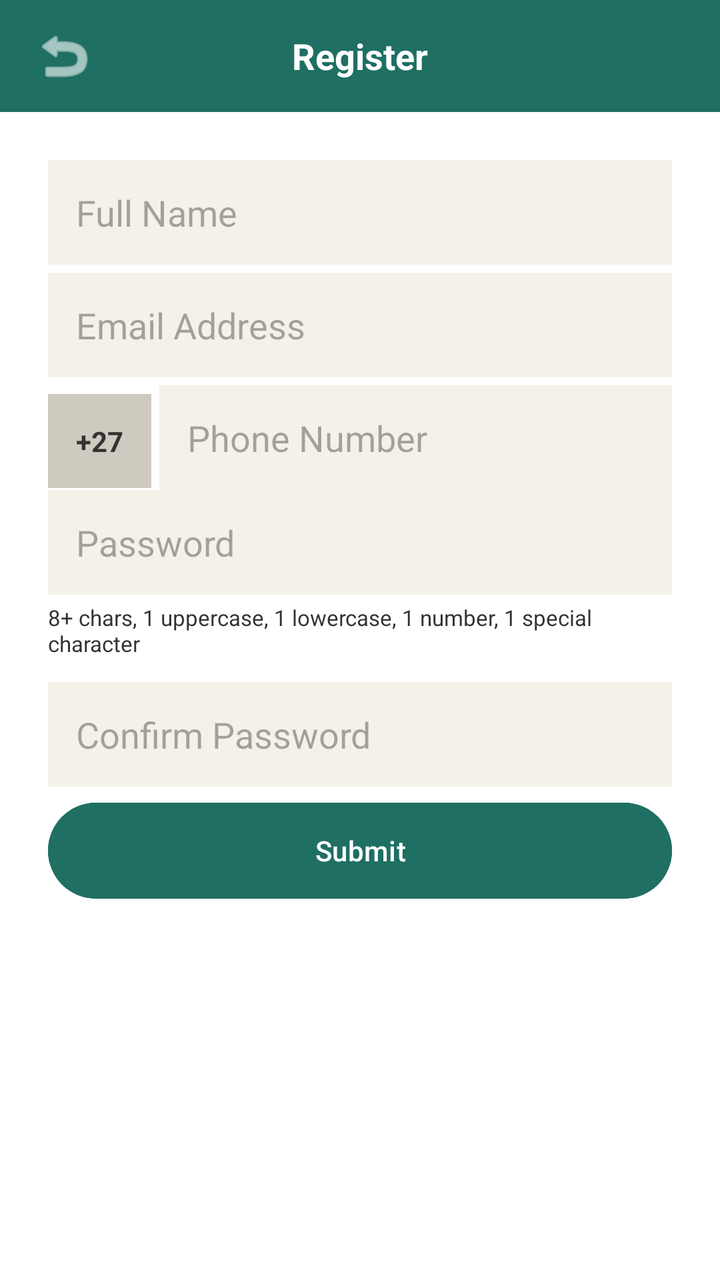
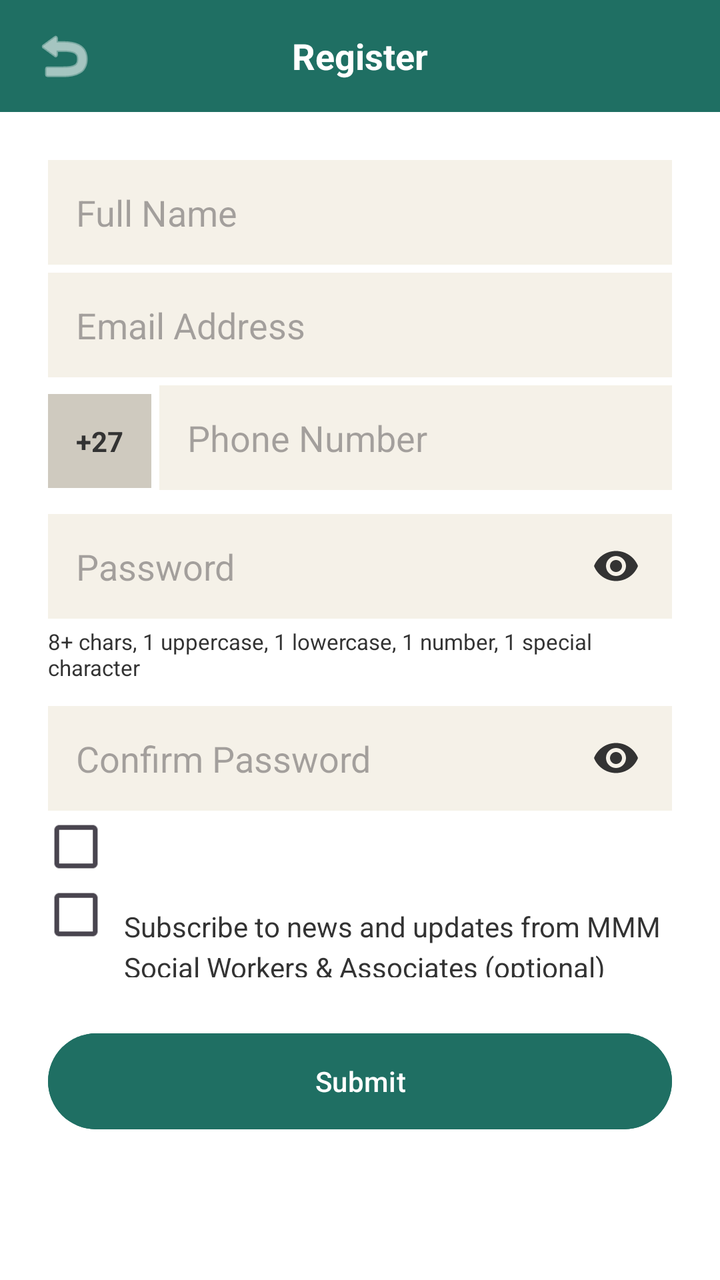

An Android layout rendered at two revisions. The XML below is the earlier revision; the diff shows what the commit changed to produce the second picture.
<!-- AndroidManifest.xml: application theme Theme.MMMBookingApp -->
<!-- res/layout/activity_register.xml -->
<?xml version="1.0" encoding="utf-8"?>
<ScrollView xmlns:android="http://schemas.android.com/apk/res/android"
    xmlns:app="http://schemas.android.com/apk/res-auto"
    android:layout_width="match_parent"
    android:layout_height="match_parent"
    android:background="@color/color_background">

    <LinearLayout
        android:layout_width="match_parent"
        android:layout_height="wrap_content"
        android:orientation="vertical">

        
        <LinearLayout
            android:layout_width="match_parent"
            android:layout_height="56dp"
            android:orientation="horizontal"
            android:gravity="center_vertical"
            android:background="@color/color_primary"
            android:paddingStart="12dp"
            android:paddingEnd="12dp">

            <ImageButton
                android:id="@+id/btnBack"
                android:layout_width="40dp"
                android:layout_height="40dp"
                android:background="?attr/selectableItemBackgroundBorderless"
                android:src="@android:drawable/ic_menu_revert"
                app:tint="@color/color_text_on_primary"
                android:contentDescription="@string/btn_ok" />

            <TextView
                android:layout_width="0dp"
                android:layout_height="wrap_content"
                android:layout_weight="1"
                android:gravity="center"
                android:text="@string/register_title"
                android:textColor="@color/color_text_on_primary"
                android:textSize="18sp"
                android:textStyle="bold" />

            <View
                android:layout_width="40dp"
                android:layout_height="1dp" />
        </LinearLayout>

        <LinearLayout
            android:layout_width="match_parent"
            android:layout_height="wrap_content"
            android:orientation="vertical"
            android:padding="24dp">

            <EditText
                android:id="@+id/etFullName"
                android:layout_width="match_parent"
                android:layout_height="wrap_content"
                android:hint="@string/hint_full_name"
                android:inputType="textPersonName"
                android:padding="14dp"
                android:background="@color/color_surface"
                android:layout_marginBottom="4dp" />

            <TextView
                android:id="@+id/tvFullNameError"
                android:layout_width="match_parent"
                android:layout_height="wrap_content"
                android:textColor="@color/color_error"
                android:textSize="12sp"
                android:visibility="gone"
                android:text="@string/error_full_name"
                android:layout_marginBottom="12dp" />

            <EditText
                android:id="@+id/etEmail"
                android:layout_width="match_parent"
                android:layout_height="wrap_content"
                android:hint="@string/hint_email"
                android:inputType="textEmailAddress"
                android:padding="14dp"
                android:background="@color/color_surface"
                android:layout_marginBottom="4dp" />

            <TextView
                android:id="@+id/tvEmailError"
                android:layout_width="match_parent"
                android:layout_height="wrap_content"
                android:textColor="@color/color_error"
                android:textSize="12sp"
                android:visibility="gone"
                android:text="@string/error_email"
                android:layout_marginBottom="12dp" />

            
            <LinearLayout
                android:layout_width="match_parent"
                android:layout_height="wrap_content"
                android:orientation="horizontal">

                <TextView
                    android:layout_width="wrap_content"
                    android:layout_height="wrap_content"
                    android:text="@string/phone_prefix"
                    android:textStyle="bold"
                    android:textColor="@color/color_text_primary"
                    android:background="@color/color_border"
                    android:padding="14dp"
                    android:layout_marginEnd="4dp" />

                <EditText
                    android:id="@+id/etPhone"
                    android:layout_width="0dp"
                    android:layout_height="wrap_content"
                    android:layout_weight="1"
                    android:hint="@string/hint_phone"
                    android:inputType="phone"
                    android:maxLength="9"
                    android:padding="14dp"
                    android:background="@color/color_surface" />
            </LinearLayout>

            <TextView
                android:id="@+id/tvPhoneError"
                android:layout_width="match_parent"
                android:layout_height="wrap_content"
                android:textColor="@color/color_error"
                android:textSize="12sp"
                android:visibility="gone"
                android:text="@string/error_phone"
                android:layout_marginBottom="12dp" />

            <EditText
                android:id="@+id/etPassword"
                android:layout_width="match_parent"
                android:layout_height="wrap_content"
                android:hint="@string/hint_password"
                android:inputType="textPassword"
                android:padding="14dp"
                android:background="@color/color_surface" />

            <TextView
                android:id="@+id/tvPasswordRequirements"
                android:layout_width="match_parent"
                android:layout_height="wrap_content"
                android:text="@string/password_requirements"
                android:textColor="@color/color_text_primary"
                android:textSize="11sp"
                android:layout_marginTop="4dp"
                android:layout_marginBottom="12dp" />

            <EditText
                android:id="@+id/etConfirmPassword"
                android:layout_width="match_parent"
                android:layout_height="wrap_content"
                android:hint="@string/hint_confirm_password"
                android:inputType="textPassword"
                android:padding="14dp"
                android:background="@color/color_surface"
                android:layout_marginBottom="4dp" />

            <TextView
                android:id="@+id/tvConfirmPasswordError"
                android:layout_width="match_parent"
                android:layout_height="wrap_content"
                android:textColor="@color/color_error"
                android:textSize="12sp"
                android:visibility="gone"
                android:text="@string/error_confirm_password"
                android:layout_marginBottom="20dp" />

            <ProgressBar
                android:id="@+id/progressBar"
                android:layout_width="wrap_content"
                android:layout_height="wrap_content"
                android:layout_gravity="center"
                android:visibility="gone"
                android:layout_marginBottom="12dp" />

            <Button
                android:id="@+id/btnSubmit"
                android:layout_width="match_parent"
                android:layout_height="56dp"
                android:text="@string/btn_submit"
                android:textColor="@color/color_text_on_primary"
                android:backgroundTint="@color/color_primary" />

        </LinearLayout>
    </LinearLayout>
</ScrollView>
<!-- resources referenced by this layout -->
<resources>
  <color name="color_background">#FFFFFF</color>
  <color name="color_border">#CFCABF</color>
  <color name="color_error">#B00020</color>
  <color name="color_primary">#1F6F63</color>
  <color name="color_surface">#F5F1E8</color>
  <color name="color_text_on_primary">#FFFFFF</color>
  <color name="color_text_primary">#333333</color>
  <string name="btn_ok">OK</string>
  <string name="btn_submit">Submit</string>
  <string name="error_confirm_password">Passwords do not match</string>
  <string name="error_email">Enter a valid email address</string>
  <string name="error_full_name">Enter your full name (at least 2 words, 2+ letters each)</string>
  <string name="error_phone">Enter a valid 9-digit number after +27</string>
  <string name="hint_confirm_password">Confirm Password</string>
  <string name="hint_email">Email Address</string>
  <string name="hint_full_name">Full Name</string>
  <string name="hint_password">Password</string>
  <string name="hint_phone">Phone Number</string>
  <string name="password_requirements">8+ chars, 1 uppercase, 1 lowercase, 1 number, 1 special character</string>
  <string name="phone_prefix">+27</string>
  <string name="register_title">Register</string>
  <style name="Theme.MMMBookingApp" parent="Theme.Material3.Light.NoActionBar">
          <item name="colorPrimary">@color/color_primary</item>
          <item name="colorOnPrimary">@color/color_text_on_primary</item>
          <item name="android:colorBackground">@color/color_background</item>
          <item name="colorSurface">@color/color_surface</item>
          <item name="colorSecondary">@color/color_highlight</item>
          <item name="android:textColorPrimary">@color/color_text_primary</item>
          <item name="android:statusBarColor">@color/color_primary</item>
      </style>
  <color name="color_highlight">#AEE1E8</color>
</resources>

<!-- the commit's change to res/layout/activity_register.xml (unified diff, before → after) -->
@@ -3,7 +3,11 @@
     xmlns:app="http://schemas.android.com/apk/res-auto"
     android:layout_width="match_parent"
     android:layout_height="match_parent"
-    android:background="@color/color_background">
+    android:background="@color/color_background"
+    android:scrollbars="vertical"
+    android:scrollbarStyle="outsideOverlay"
+    android:scrollbarThumbVertical="@color/color_primary"
+    android:fadeScrollbars="false">
 
     <LinearLayout
         android:layout_width="match_parent"
@@ -128,14 +132,38 @@
                 android:text="@string/error_phone"
                 android:layout_marginBottom="12dp" />
 
-            <EditText
-                android:id="@+id/etPassword"
-                android:layout_width="match_parent"
-                android:layout_height="wrap_content"
-                android:hint="@string/hint_password"
-                android:inputType="textPassword"
-                android:padding="14dp"
-                android:background="@color/color_surface" />
+            
+            <View
+                android:layout_width="match_parent"
+                android:layout_height="12dp" />
+
+            
+            <LinearLayout
+                android:layout_width="match_parent"
+                android:layout_height="wrap_content"
+                android:orientation="horizontal"
+                android:gravity="center_vertical"
+                android:background="@color/color_surface">
+
+                <EditText
+                    android:id="@+id/etPassword"
+                    android:layout_width="0dp"
+                    android:layout_height="wrap_content"
+                    android:layout_weight="1"
+                    android:hint="@string/hint_password"
+                    android:inputType="textPassword"
+                    android:padding="14dp"
+                    android:background="@android:color/transparent" />
+
+                <ImageButton
+                    android:id="@+id/btnTogglePassword"
+                    android:layout_width="44dp"
+                    android:layout_height="44dp"
+                    android:layout_marginEnd="6dp"
+                    android:background="?attr/selectableItemBackgroundBorderless"
+                    android:src="@drawable/ic_eye"
+                    android:contentDescription="@string/hint_password" />
+            </LinearLayout>
 
             <TextView
                 android:id="@+id/tvPasswordRequirements"
@@ -147,15 +175,34 @@
                 android:layout_marginTop="4dp"
                 android:layout_marginBottom="12dp" />
 
-            <EditText
-                android:id="@+id/etConfirmPassword"
-                android:layout_width="match_parent"
-                android:layout_height="wrap_content"
-                android:hint="@string/hint_confirm_password"
-                android:inputType="textPassword"
-                android:padding="14dp"
+            
+            <LinearLayout
+                android:layout_width="match_parent"
+                android:layout_height="wrap_content"
+                android:orientation="horizontal"
+                android:gravity="center_vertical"
                 android:background="@color/color_surface"
-                android:layout_marginBottom="4dp" />
+                android:layout_marginBottom="4dp">
+
+                <EditText
+                    android:id="@+id/etConfirmPassword"
+                    android:layout_width="0dp"
+                    android:layout_height="wrap_content"
+                    android:layout_weight="1"
+                    android:hint="@string/hint_confirm_password"
+                    android:inputType="textPassword"
+                    android:padding="14dp"
+                    android:background="@android:color/transparent" />
+
+                <ImageButton
+                    android:id="@+id/btnToggleConfirmPassword"
+                    android:layout_width="44dp"
+                    android:layout_height="44dp"
+                    android:layout_marginEnd="6dp"
+                    android:background="?attr/selectableItemBackgroundBorderless"
+                    android:src="@drawable/ic_eye"
+                    android:contentDescription="@string/hint_confirm_password" />
+            </LinearLayout>
 
             <TextView
                 android:id="@+id/tvConfirmPasswordError"
@@ -166,6 +213,70 @@
                 android:visibility="gone"
                 android:text="@string/error_confirm_password"
                 android:layout_marginBottom="20dp" />
+
+            
+            <LinearLayout
+                android:layout_width="match_parent"
+                android:layout_height="wrap_content"
+                android:orientation="horizontal"
+                android:gravity="top"
+                android:layout_marginBottom="6dp">
+
+                <CheckBox
+                    android:id="@+id/cbAgreeTerms"
+                    android:layout_width="28dp"
+                    android:layout_height="28dp"
+                    android:scaleX="1.2"
+                    android:scaleY="1.2" />
+
+                <TextView
+                    android:id="@+id/tvAgreeTerms"
+                    android:layout_width="0dp"
+                    android:layout_height="wrap_content"
+                    android:layout_weight="1"
+                    android:layout_marginStart="10dp"
+                    android:layout_marginTop="6dp"
+                    android:textColor="@color/color_text_primary"
+                    android:textSize="14sp"
+                    android:lineSpacingExtra="4dp" />
+            </LinearLayout>
+
+            <TextView
+                android:id="@+id/tvAgreeTermsError"
+                android:layout_width="match_parent"
+                android:layout_height="wrap_content"
+                android:textColor="@color/color_error"
+                android:textSize="12sp"
+                android:visibility="gone"
+                android:text="@string/error_must_agree_terms"
+                android:layout_marginBottom="10dp" />
+
+            
+            <LinearLayout
+                android:layout_width="match_parent"
+                android:layout_height="wrap_content"
+                android:orientation="horizontal"
+                android:gravity="top"
+                android:layout_marginBottom="24dp">
+
+                <CheckBox
+                    android:id="@+id/cbSubscribe"
+                    android:layout_width="28dp"
+                    android:layout_height="28dp"
+                    android:scaleX="1.2"
+                    android:scaleY="1.2" />
+
+                <TextView
+                    android:layout_width="0dp"
+                    android:layout_height="wrap_content"
+                    android:layout_weight="1"
+                    android:layout_marginStart="10dp"
+                    android:layout_marginTop="6dp"
+                    android:text="@string/register_subscribe_label"
+                    android:textColor="@color/color_text_primary"
+                    android:textSize="14sp"
+                    android:lineSpacingExtra="4dp" />
+            </LinearLayout>
 
             <ProgressBar
                 android:id="@+id/progressBar"
<!-- resource entries referenced after the edit -->
@@ -7,11 +7,22 @@
   <color name="color_surface">#F5F1E8</color>
   <color name="color_text_on_primary">#FFFFFF</color>
   <color name="color_text_primary">#333333</color>
+  <!-- drawable ic_eye (drawable) -->
+  <vector xmlns:android="http://schemas.android.com/apk/res/android"
+      android:width="24dp"
+      android:height="24dp"
+      android:viewportWidth="24"
+      android:viewportHeight="24">
+      <path
+          android:fillColor="@color/color_text_primary"
+          android:pathData="M12,4.5C7,4.5 2.73,7.61 1,12c1.73,4.39 6,7.5 11,7.5s9.27,-3.11 11,-7.5c-1.73,-4.39 -6,-7.5 -11,-7.5zM12,17c-2.76,0 -5,-2.24 -5,-5s2.24,-5 5,-5 5,2.24 5,5 -2.24,5 -5,5zM12,9c-1.66,0 -3,1.34 -3,3s1.34,3 3,3 3,-1.34 3,-3 -1.34,-3 -3,-3z" />
+  </vector>
   <string name="btn_ok">OK</string>
   <string name="btn_submit">Submit</string>
   <string name="error_confirm_password">Passwords do not match</string>
   <string name="error_email">Enter a valid email address</string>
   <string name="error_full_name">Enter your full name (at least 2 words, 2+ letters each)</string>
+  <string name="error_must_agree_terms">You must agree to the Privacy Policy and Terms and Conditions to register</string>
   <string name="error_phone">Enter a valid 9-digit number after +27</string>
   <string name="hint_confirm_password">Confirm Password</string>
   <string name="hint_email">Email Address</string>
@@ -20,6 +31,7 @@
   <string name="hint_phone">Phone Number</string>
   <string name="password_requirements">8+ chars, 1 uppercase, 1 lowercase, 1 number, 1 special character</string>
   <string name="phone_prefix">+27</string>
+  <string name="register_subscribe_label">Subscribe to news and updates from MMM Social Workers &amp; Associates (optional)</string>
   <string name="register_title">Register</string>
   <style name="Theme.MMMBookingApp" parent="Theme.Material3.Light.NoActionBar">
           <item name="colorPrimary">@color/color_primary</item>
